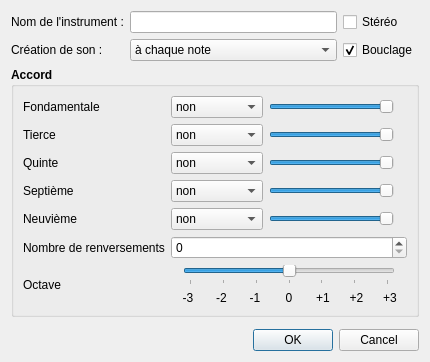
Before: the Qt Designer form sources/editor/tools/chords/toolchords_gui.ui in davy7125/polyphone, drawn with Qt 5.
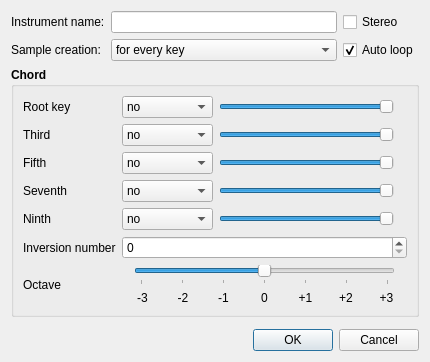
After: the same form once the commit is applied.

```diff
--- a/sources/editor/tools/chords/toolchords_gui.ui
+++ b/sources/editor/tools/chords/toolchords_gui.ui
@@ -22,7 +22,7 @@
      <item row="0" column="0">
       <widget class="QLabel" name="label_3">
        <property name="text">
-        <string>Nom de l'instrument :</string>
+        <string>Instrument name:</string>
        </property>
       </widget>
      </item>
@@ -32,7 +32,7 @@
      <item row="1" column="0">
       <widget class="QLabel" name="label_4">
        <property name="text">
-        <string>Création de son :</string>
+        <string>Sample creation:</string>
        </property>
       </widget>
      </item>
@@ -40,17 +40,17 @@
       <widget class="QComboBox" name="comboFreq">
        <item>
         <property name="text">
-         <string>à chaque note</string>
+         <string>for every key</string>
         </property>
        </item>
        <item>
         <property name="text">
-         <string>toutes les 3 notes</string>
+         <string>every 3 keys</string>
         </property>
        </item>
        <item>
         <property name="text">
-         <string>toutes les 6 notes</string>
+         <string>every 6 keys</string>
         </property>
        </item>
       </widget>
@@ -58,7 +58,7 @@
      <item row="1" column="2">
       <widget class="QCheckBox" name="checkLoop">
        <property name="text">
-        <string>Bouclage</string>
+        <string>Auto loop</string>
        </property>
        <property name="checked">
         <bool>true</bool>
@@ -68,7 +68,7 @@
      <item row="0" column="2">
       <widget class="QCheckBox" name="checkStereo">
        <property name="text">
-        <string>Stéréo</string>
+        <string>Stereo</string>
        </property>
       </widget>
      </item>
@@ -83,7 +83,7 @@
       </font>
      </property>
      <property name="title">
-      <string>Accord</string>
+      <string>Chord</string>
      </property>
      <layout class="QGridLayout" name="gridLayout_2">
       <item row="4" column="3">
@@ -108,7 +108,7 @@
          </font>
         </property>
         <property name="text">
-         <string>Septième</string>
+         <string>Seventh</string>
         </property>
        </widget>
       </item>
@@ -121,7 +121,7 @@
          </font>
         </property>
         <property name="text">
-         <string>Neuvième</string>
+         <string>Ninth</string>
         </property>
        </widget>
       </item>
@@ -134,7 +134,7 @@
          </font>
         </property>
         <property name="text">
-         <string>Tierce</string>
+         <string>Third</string>
         </property>
        </widget>
       </item>
@@ -172,7 +172,7 @@
          </font>
         </property>
         <property name="text">
-         <string>Fondamentale</string>
+         <string>Root key</string>
         </property>
        </widget>
       </item>
@@ -185,7 +185,7 @@
          </font>
         </property>
         <property name="text">
-         <string>Quinte</string>
+         <string>Fifth</string>
         </property>
        </widget>
       </item>
@@ -224,17 +224,17 @@
         </property>
         <item>
          <property name="text">
-          <string>non</string>
+          <string>no</string>
          </property>
         </item>
         <item>
          <property name="text">
-          <string>majeure</string>
+          <string>major</string>
          </property>
         </item>
         <item>
          <property name="text">
-          <string>mineure</string>
+          <string>minor</string>
          </property>
         </item>
        </widget>
@@ -249,12 +249,12 @@
         </property>
         <item>
          <property name="text">
-          <string>non</string>
+          <string>no</string>
          </property>
         </item>
         <item>
          <property name="text">
-          <string>oui</string>
+          <string>yes</string>
          </property>
         </item>
        </widget>
@@ -294,17 +294,17 @@
         </property>
         <item>
          <property name="text">
-          <string>non</string>
+          <string>no</string>
          </property>
         </item>
         <item>
          <property name="text">
-          <string>majeure</string>
+          <string>major</string>
          </property>
         </item>
         <item>
          <property name="text">
-          <string>mineure</string>
+          <string>minor</string>
          </property>
         </item>
        </widget>
@@ -343,7 +343,7 @@
          </font>
         </property>
         <property name="text">
-         <string>Nombre de renversements</string>
+         <string>Inversion number</string>
         </property>
        </widget>
       </item>
@@ -357,22 +357,22 @@
         </property>
         <item>
          <property name="text">
-          <string>non</string>
+          <string>no</string>
          </property>
         </item>
         <item>
          <property name="text">
-          <string>mineure</string>
+          <string>minor</string>
          </property>
         </item>
         <item>
          <property name="text">
-          <string>majeure</string>
+          <string>major</string>
          </property>
         </item>
         <item>
          <property name="text">
-          <string>diminuée</string>
+          <string>diminished</string>
          </property>
         </item>
        </widget>
@@ -412,22 +412,22 @@
         </property>
         <item>
          <property name="text">
-          <string>non</string>
+          <string>no</string>
          </property>
         </item>
         <item>
          <property name="text">
-          <string>juste</string>
+          <string>perfect</string>
          </property>
         </item>
         <item>
          <property name="text">
-          <string>diminuée</string>
+          <string>diminished</string>
          </property>
         </item>
         <item>
          <property name="text">
-          <string>augmentée</string>
+          <string>augmented</string>
          </property>
         </item>
        </widget>
```
